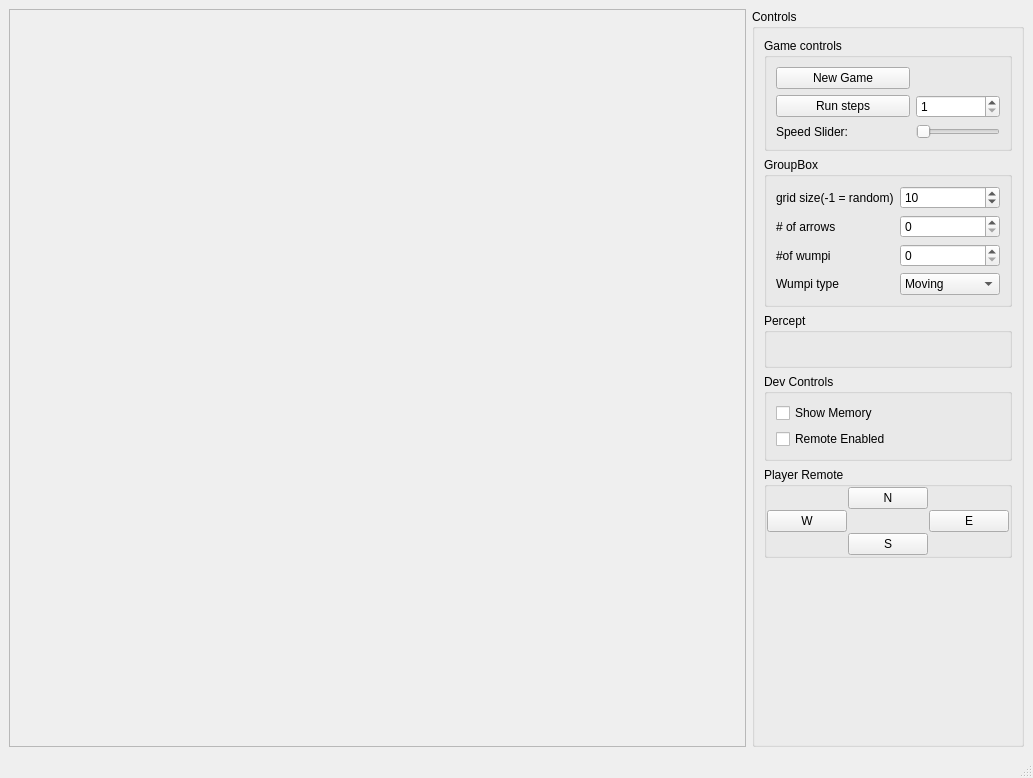
This is ui.ui in NickFalse/HuntTheWumpusProject as Qt 5 draws it before an edit. The edited form follows.
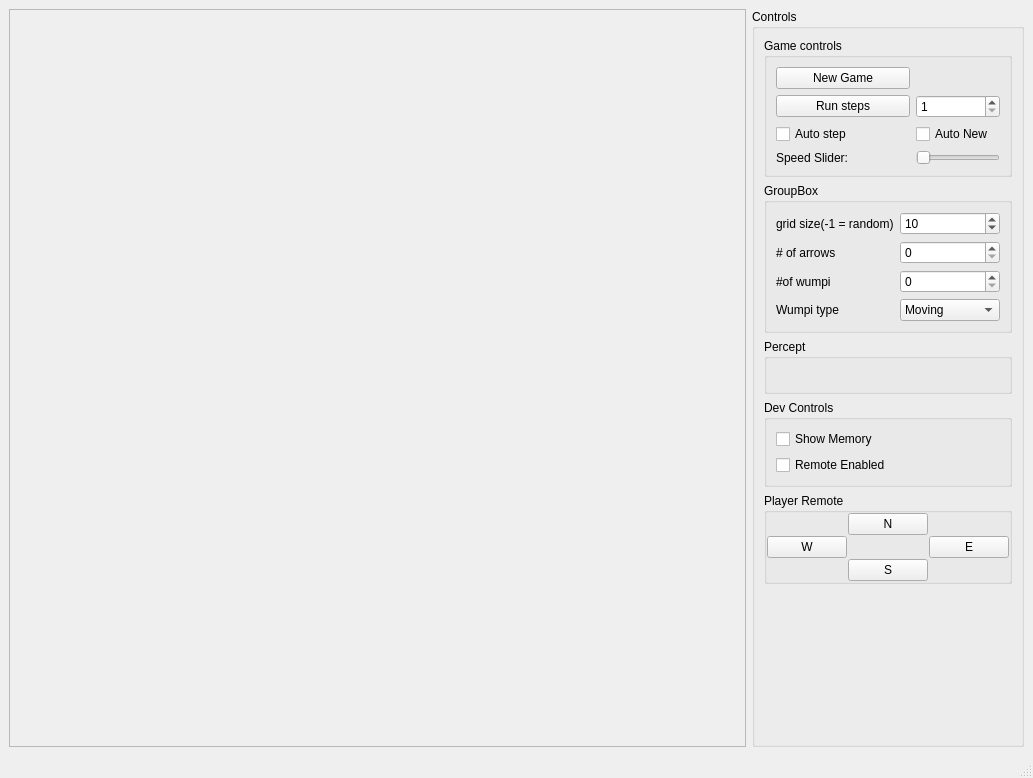
This is the edited form.

What changed in the file:
```diff
--- a/ui.ui
+++ b/ui.ui
@@ -106,6 +106,20 @@
             </property>
            </widget>
           </item>
+          <item row="2" column="0">
+           <widget class="QCheckBox" name="autoStepBox">
+            <property name="text">
+             <string>Auto step</string>
+            </property>
+           </widget>
+          </item>
+          <item row="2" column="1">
+           <widget class="QCheckBox" name="autoNewBox">
+            <property name="text">
+             <string>Auto New</string>
+            </property>
+           </widget>
+          </item>
          </layout>
         </widget>
        </item>
```
